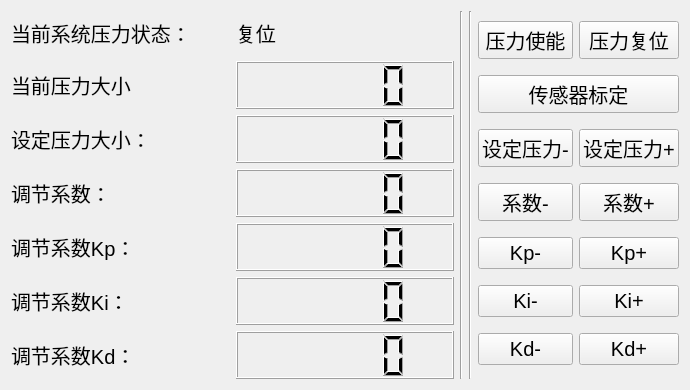
The window that GTRobotToolPlugin/GTRobotToolPlugin/support.ui (chengbomoyu/HydraulicSupport) describes before a commit, drawn with Qt 5.
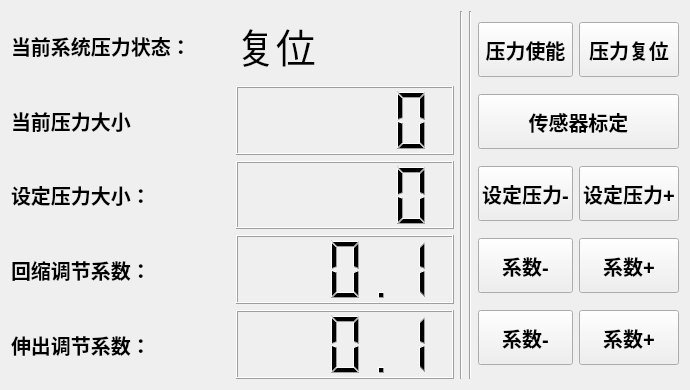
The same window after the commit.

```diff
--- a/GTRobotToolPlugin/GTRobotToolPlugin/support.ui
+++ b/GTRobotToolPlugin/GTRobotToolPlugin/support.ui
@@ -33,12 +33,14 @@
   </property>
   <layout class="QHBoxLayout" name="horizontalLayout" stretch="5,0,0,1">
    <item>
-    <layout class="QGridLayout" name="gridLayout" rowstretch="1,1,1,1,1,1,1">
+    <layout class="QGridLayout" name="gridLayout" rowstretch="1,1,1,1,1">
      <item row="0" column="0">
       <widget class="QLabel" name="label_2">
        <property name="font">
         <font>
          <pointsize>15</pointsize>
+         <weight>75</weight>
+         <bold>true</bold>
         </font>
        </property>
        <property name="text">
@@ -50,7 +52,7 @@
       <widget class="QLabel" name="labelSystemStatsu">
        <property name="font">
         <font>
-         <pointsize>15</pointsize>
+         <pointsize>30</pointsize>
         </font>
        </property>
        <property name="text">
@@ -63,6 +65,8 @@
        <property name="font">
         <font>
          <pointsize>15</pointsize>
+         <weight>75</weight>
+         <bold>true</bold>
         </font>
        </property>
        <property name="text">
@@ -75,6 +79,8 @@
        <property name="font">
         <font>
          <pointsize>15</pointsize>
+         <weight>75</weight>
+         <bold>true</bold>
         </font>
        </property>
        <property name="text">
@@ -87,10 +93,12 @@
        <property name="font">
         <font>
          <pointsize>15</pointsize>
+         <weight>75</weight>
+         <bold>true</bold>
         </font>
        </property>
        <property name="text">
-        <string>调节系数：</string>
+        <string>回缩调节系数：</string>
        </property>
       </widget>
      </item>
@@ -99,34 +107,12 @@
        <property name="font">
         <font>
          <pointsize>15</pointsize>
+         <weight>75</weight>
+         <bold>true</bold>
         </font>
        </property>
        <property name="text">
-        <string>调节系数Kp：</string>
-       </property>
-      </widget>
-     </item>
-     <item row="5" column="0">
-      <widget class="QLabel" name="label_5">
-       <property name="font">
-        <font>
-         <pointsize>15</pointsize>
-        </font>
-       </property>
-       <property name="text">
-        <string>调节系数Ki：</string>
-       </property>
-      </widget>
-     </item>
-     <item row="6" column="0">
-      <widget class="QLabel" name="label_6">
-       <property name="font">
-        <font>
-         <pointsize>15</pointsize>
-        </font>
-       </property>
-       <property name="text">
-        <string>调节系数Kd：</string>
+        <string>伸出调节系数：</string>
        </property>
       </widget>
      </item>
@@ -161,6 +147,30 @@
       </widget>
      </item>
      <item row="3" column="1">
+      <widget class="QLCDNumber" name="lcdCoefficient2">
+       <property name="minimumSize">
+        <size>
+         <width>0</width>
+         <height>48</height>
+        </size>
+       </property>
+       <property name="font">
+        <font>
+         <pointsize>15</pointsize>
+        </font>
+       </property>
+       <property name="smallDecimalPoint">
+        <bool>false</bool>
+       </property>
+       <property name="segmentStyle">
+        <enum>QLCDNumber::Filled</enum>
+       </property>
+       <property name="value" stdset="0">
+        <double>0.100000000000000</double>
+       </property>
+      </widget>
+     </item>
+     <item row="4" column="1">
       <widget class="QLCDNumber" name="lcdCoefficient">
        <property name="minimumSize">
         <size>
@@ -173,50 +183,8 @@
          <pointsize>15</pointsize>
         </font>
        </property>
-      </widget>
-     </item>
-     <item row="4" column="1">
-      <widget class="QLCDNumber" name="lcdKp">
-       <property name="minimumSize">
-        <size>
-         <width>0</width>
-         <height>48</height>
-        </size>
-       </property>
-       <property name="font">
-        <font>
-         <pointsize>15</pointsize>
-        </font>
-       </property>
-      </widget>
-     </item>
-     <item row="5" column="1">
-      <widget class="QLCDNumber" name="lcdKi">
-       <property name="minimumSize">
-        <size>
-         <width>0</width>
-         <height>48</height>
-        </size>
-       </property>
-       <property name="font">
-        <font>
-         <pointsize>15</pointsize>
-        </font>
-       </property>
-      </widget>
-     </item>
-     <item row="6" column="1">
-      <widget class="QLCDNumber" name="lcdKd">
-       <property name="minimumSize">
-        <size>
-         <width>0</width>
-         <height>48</height>
-        </size>
-       </property>
-       <property name="font">
-        <font>
-         <pointsize>15</pointsize>
-        </font>
+       <property name="value" stdset="0">
+        <double>0.100000000000000</double>
        </property>
       </widget>
      </item>
@@ -240,9 +208,17 @@
     <layout class="QGridLayout" name="gridLayout_2">
      <item row="0" column="0">
       <widget class="QPushButton" name="buttonSystemEnable">
+       <property name="minimumSize">
+        <size>
+         <width>0</width>
+         <height>55</height>
+        </size>
+       </property>
        <property name="font">
         <font>
          <pointsize>15</pointsize>
+         <weight>75</weight>
+         <bold>true</bold>
         </font>
        </property>
        <property name="text">
@@ -252,9 +228,17 @@
      </item>
      <item row="0" column="1">
       <widget class="QPushButton" name="buttonSystemReset">
+       <property name="minimumSize">
+        <size>
+         <width>0</width>
+         <height>55</height>
+        </size>
+       </property>
        <property name="font">
         <font>
          <pointsize>15</pointsize>
+         <weight>75</weight>
+         <bold>true</bold>
         </font>
        </property>
        <property name="text">
@@ -264,9 +248,17 @@
      </item>
      <item row="1" column="0" colspan="2">
       <widget class="QPushButton" name="buttonSensorZero">
+       <property name="minimumSize">
+        <size>
+         <width>0</width>
+         <height>55</height>
+        </size>
+       </property>
        <property name="font">
         <font>
          <pointsize>15</pointsize>
+         <weight>75</weight>
+         <bold>true</bold>
         </font>
        </property>
        <property name="text">
@@ -276,9 +268,17 @@
      </item>
      <item row="2" column="0">
       <widget class="QPushButton" name="buttonPressureDown">
+       <property name="minimumSize">
+        <size>
+         <width>0</width>
+         <height>55</height>
+        </size>
+       </property>
        <property name="font">
         <font>
          <pointsize>15</pointsize>
+         <weight>75</weight>
+         <bold>true</bold>
         </font>
        </property>
        <property name="text">
@@ -288,9 +288,17 @@
      </item>
      <item row="2" column="1">
       <widget class="QPushButton" name="buttonPressureUp">
+       <property name="minimumSize">
+        <size>
+         <width>0</width>
+         <height>55</height>
+        </size>
+       </property>
        <property name="font">
         <font>
          <pointsize>15</pointsize>
+         <weight>75</weight>
+         <bold>true</bold>
         </font>
        </property>
        <property name="text">
@@ -300,9 +308,17 @@
      </item>
      <item row="3" column="0">
       <widget class="QPushButton" name="buttonCoefficientDown">
+       <property name="minimumSize">
+        <size>
+         <width>0</width>
+         <height>55</height>
+        </size>
+       </property>
        <property name="font">
         <font>
          <pointsize>15</pointsize>
+         <weight>75</weight>
+         <bold>true</bold>
         </font>
        </property>
        <property name="text">
@@ -312,9 +328,17 @@
      </item>
      <item row="3" column="1">
       <widget class="QPushButton" name="buttonCoefficientUp">
+       <property name="minimumSize">
+        <size>
+         <width>0</width>
+         <height>55</height>
+        </size>
+       </property>
        <property name="font">
         <font>
          <pointsize>15</pointsize>
+         <weight>75</weight>
+         <bold>true</bold>
         </font>
        </property>
        <property name="text">
@@ -323,74 +347,42 @@
       </widget>
      </item>
      <item row="4" column="0">
-      <widget class="QPushButton" name="buttonKpDown">
+      <widget class="QPushButton" name="buttonCoefficient2Down">
+       <property name="minimumSize">
+        <size>
+         <width>0</width>
+         <height>55</height>
+        </size>
+       </property>
        <property name="font">
         <font>
          <pointsize>15</pointsize>
+         <weight>75</weight>
+         <bold>true</bold>
         </font>
        </property>
        <property name="text">
-        <string>Kp-</string>
+        <string>系数-</string>
        </property>
       </widget>
      </item>
      <item row="4" column="1">
-      <widget class="QPushButton" name="buttonKpUp">
-       <property name="font">
-        <font>
-         <pointsize>15</pointsize>
-        </font>
+      <widget class="QPushButton" name="buttonCoefficient2Up">
+       <property name="minimumSize">
+        <size>
+         <width>0</width>
+         <height>55</height>
+        </size>
        </property>
-       <property name="text">
-        <string>Kp+</string>
-       </property>
-      </widget>
-     </item>
-     <item row="5" column="0">
-      <widget class="QPushButton" name="buttonKiDown">
        <property name="font">
         <font>
          <pointsize>15</pointsize>
+         <weight>75</weight>
+         <bold>true</bold>
         </font>
        </property>
        <property name="text">
-        <string>Ki-</string>
-       </property>
-      </widget>
-     </item>
-     <item row="5" column="1">
-      <widget class="QPushButton" name="buttonKiUp">
-       <property name="font">
-        <font>
-         <pointsize>15</pointsize>
-        </font>
-       </property>
-       <property name="text">
-        <string>Ki+</string>
-       </property>
-      </widget>
-     </item>
-     <item row="6" column="0">
-      <widget class="QPushButton" name="buttonKdDown">
-       <property name="font">
-        <font>
-         <pointsize>15</pointsize>
-        </font>
-       </property>
-       <property name="text">
-        <string>Kd-</string>
-       </property>
-      </widget>
-     </item>
-     <item row="6" column="1">
-      <widget class="QPushButton" name="buttonKdUp">
-       <property name="font">
-        <font>
-         <pointsize>15</pointsize>
-        </font>
-       </property>
-       <property name="text">
-        <string>Kd+</string>
+        <string>系数+</string>
        </property>
       </widget>
      </item>
```
